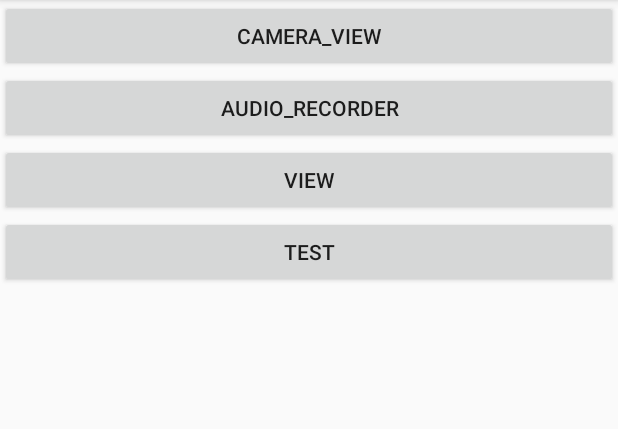
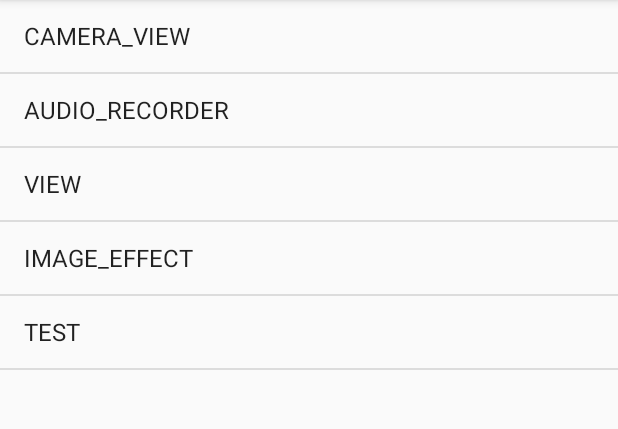
Before and after one commit to conanlee88/personal_demos, an Android app: the screen it shows after launch (MainActivity), after a tap on "CAMERA_VIEW", on a phone screen of 412 x 824 dp, the part 84-513 px from its top. Run offline under Robolectric (Android 15) with nearby library versions, the phone set to English and light mode, and no system bars; our stand-ins replace data binding; libraries missing offline, so code that uses them is left out: me.weyye.hipermission; 6 statements that could not run were skipped.

Commit message:
add image effect module

```diff
--- a/app/src/main/AndroidManifest.xml
+++ b/app/src/main/AndroidManifest.xml
@@ -33,6 +33,8 @@
         <activity android:name=".activity.TestActivity"/>
 
         <activity android:name=".activity.SlideLayoutActivity"/>
+
+        <activity android:name=".activity.ImageEffectActivity"/>
     </application>
 
 </manifest>
--- a/app/src/main/java/com/daydayup/mydemo/activity/MainActivity.java
+++ b/app/src/main/java/com/daydayup/mydemo/activity/MainActivity.java
@@ -7,6 +7,8 @@ import android.os.Bundle;
 import android.support.v7.app.AppCompatActivity;
 import android.util.Log;
 import android.view.View;
+import android.widget.AdapterView;
+import android.widget.ArrayAdapter;
 
 import com.daydayup.mydemo.R;
 import com.daydayup.mydemo.databinding.ActivityMainBinding;
@@ -32,14 +34,63 @@ public class MainActivity extends AppCompatActivity {
 
     private void initView() {
         mBinding = DataBindingUtil.setContentView(MainActivity.this, R.layout.activity_main);
+        ArrayAdapter<String> stringArrayAdapter = new ArrayAdapter<>(this, android.R.layout.simple_list_item_1);
+        stringArrayAdapter.add("CAMERA_VIEW");
+        stringArrayAdapter.add("AUDIO_RECORDER");
+        stringArrayAdapter.add("VIEW");
+        stringArrayAdapter.add("IMAGE_EFFECT");
+        stringArrayAdapter.add("TEST");
+        mBinding.demoList.setAdapter(stringArrayAdapter);
     }
 
     private void initEvent() {
-        mBinding.cameraView.setOnClickListener(new View.OnClickListener() {
+        mBinding.demoList.setOnItemClickListener(new AdapterView.OnItemClickListener() {
             @Override
-            public void onClick(View v) {
+            public void onItemClick(AdapterView<?> parent, View view, int position, long id) {
+                switch (position){
+                    case 0://CAMERA_VIEW
+                        clickCamera();
+                        break;
+                    case 1://AUDIO_RECORDER
+                        clickAudio();
+                        break;
+                    case 2://VIEW
+                        clickView();
+                        break;
+                    case 3://IMAGE_EFFECT
+                        clickImageEffect();
+                        break;
+                    case 4://TEST
+                        clickTest();
+                        break;
+                }
+            }
+        });
+    }
+
+    private void clickImageEffect() {
+        Intent intent = new Intent(MainActivity.this,ImageEffectActivity.class);
+        startActivity(intent);
+    }
+
+    private void clickTest() {
+        Intent intent = new Intent(MainActivity.this,TestActivity.class);
+        startActivity(intent);
+    }
+
+    private void clickView() {
+        Intent intent = new Intent(MainActivity.this,ViewEffectActivity.class);
+        startActivity(intent);
+    }
+
+    private void clickAudio() {
+        Intent intent = new Intent(MainActivity.this,AudioRecorderActivity.class);
+        startActivity(intent);
+    }
+
+    private void clickCamera() {
         PermissionItem permissionItem = new PermissionItem(Manifest.permission.CAMERA,
-                        "相机",R.drawable.permission_ic_camera);
+                "相机", R.drawable.permission_ic_camera);
         PermissionItem permissionItem2 = new PermissionItem(Manifest.permission.WRITE_EXTERNAL_STORAGE,
                 "相机",R.drawable.permission_ic_camera);
         List<PermissionItem> permissionItems = new ArrayList<>();
@@ -76,39 +127,12 @@ public class MainActivity extends AppCompatActivity {
                     }
                 });
     }
-        });
-
-        mBinding.audioRecorder.setOnClickListener(new View.OnClickListener() {
-            @Override
-            public void onClick(View v) {
-                Intent intent = new Intent(MainActivity.this,AudioRecorderActivity.class);
-                startActivity(intent);
-            }
-        });
-
-        mBinding.viewEffect.setOnClickListener(new View.OnClickListener() {
-            @Override
-            public void onClick(View v) {
-                Intent intent = new Intent(MainActivity.this,ViewEffectActivity.class);
-                startActivity(intent);
-            }
-        });
-
-        mBinding.test.setOnClickListener(new View.OnClickListener() {
-            @Override
-            public void onClick(View v) {
-                Intent intent = new Intent(MainActivity.this,TestActivity.class);
-                startActivity(intent);
-            }
-        });
-    }
 
     @Override
     protected void onActivityResult(int requestCode, int resultCode, Intent data) {
         super.onActivityResult(requestCode, resultCode, data);
         if (data != null){
-//            Bitmap bitmap = data.getParcelableExtra("img_data");
-//            mBinding.photoTookFromPreActivity.setImageBitmap(bitmap);
+
         }
     }
 }
--- a/app/src/main/java/com/daydayup/mydemo/activity/SlideLayoutActivity.java
+++ b/app/src/main/java/com/daydayup/mydemo/activity/SlideLayoutActivity.java
@@ -18,8 +18,6 @@ import com.daydayup.mydemo.util.ToastUtils;
 public class SlideLayoutActivity extends AppCompatActivity {
 
     private SlideViewBinding mSlideViewBinding;
-    private float mStartX;
-    private float mLastX;
 
     @Override
     protected void onCreate(@Nullable Bundle savedInstanceState) {
--- a/app/src/main/res/layout/activity_main.xml
+++ b/app/src/main/res/layout/activity_main.xml
@@ -1,36 +1,9 @@
 <?xml version="1.0" encoding="utf-8"?>
-<layout xmlns:android="http://schemas.android.com/apk/res/android"
-    xmlns:app="http://schemas.android.com/apk/res-auto"
-    xmlns:tools="http://schemas.android.com/tools">
+<layout xmlns:android="http://schemas.android.com/apk/res/android">
 
-    <LinearLayout
+    <ListView
+        android:id="@+id/demo_list"
         android:layout_width="match_parent"
         android:layout_height="match_parent"
-        tools:context="com.daydayup.mydemo.activity.MainActivity"
-        android:orientation="vertical">
-
-        <Button
-            android:id="@+id/camera_view"
-            android:layout_width="match_parent"
-            android:layout_height="wrap_content"
-            android:text="camera_view"/>
-
-        <Button
-            android:id="@+id/audio_recorder"
-            android:layout_width="match_parent"
-            android:layout_height="wrap_content"
-            android:text="audio_recorder"/>
-
-        <Button
-            android:id="@+id/view_effect"
-            android:layout_width="match_parent"
-            android:layout_height="wrap_content"
-            android:text="view"/>
-
-        <Button
-            android:id="@+id/test"
-            android:layout_width="match_parent"
-            android:layout_height="wrap_content"
-            android:text="test"/>
-    </LinearLayout>
+        android:listSelector="@android:color/transparent"/>
 </layout>
```
Also changed, not shown: app/src/main/java/com/daydayup/mydemo/activity/ImageEffectActivity.java (added, +72 -0 lines), app/src/main/java/com/daydayup/mydemo/util/ImageEffectUtils.java (added, +41 -0 lines), app/src/main/res/layout/activity_image_effect.xml (added, +77 -0 lines), app/src/main/res/drawable/timg.jpeg (added). Lines whose indentation alone changed are shown as unchanged.
